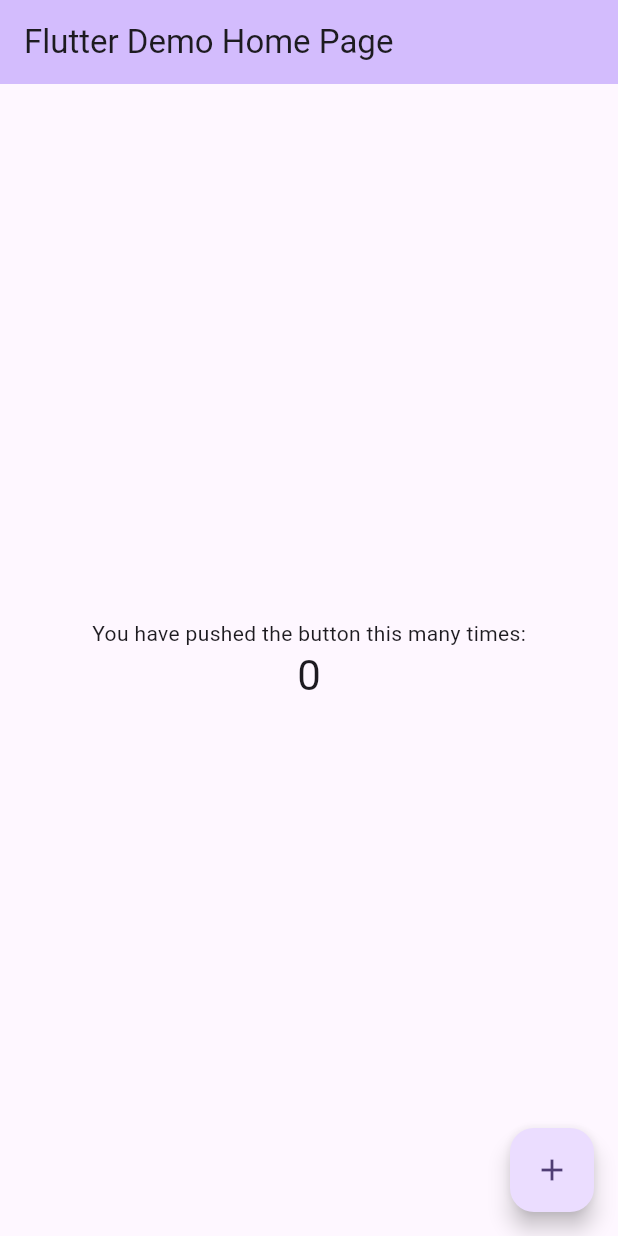
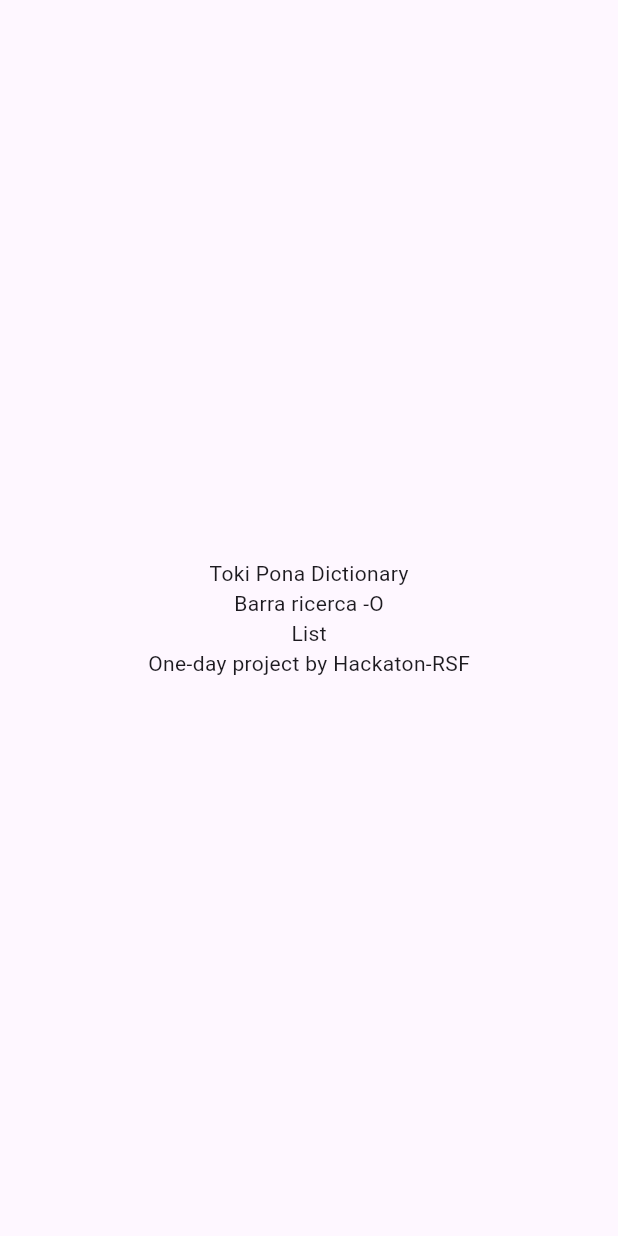
Before and after one commit to hackathon-RSF/toki-pona-dictionary, a Flutter app: the screen it shows after launch, on a phone screen of 412 x 824 dp. Run offline on Flutter 3.47's test engine with Material 3 defaults, Android fonts, the light colour scheme and no system bars.

Commit message:
chore: Commented stuff

```diff
--- a/lib/main.dart
+++ b/lib/main.dart
@@ -30,7 +30,7 @@
         // tested with just a hot reload.
         colorScheme: ColorScheme.fromSeed(seedColor: Colors.deepPurple),
       ),
-      home: const MyHomePage(title: 'Flutter Demo Home Page'),
+      home: const MyHomePage(title: 'Flutter Demo Home Page BObi'),
     );
   }
 }
@@ -76,15 +76,15 @@
     // fast, so that you can just rebuild anything that needs updating rather
     // than having to individually change instances of widgets.
     return Scaffold(
-      appBar: AppBar(
-        // TRY THIS: Try changing the color here to a specific color (to
-        // Colors.amber, perhaps?) and trigger a hot reload to see the AppBar
-        // change color while the other colors stay the same.
-        backgroundColor: Theme.of(context).colorScheme.inversePrimary,
-        // Here we take the value from the MyHomePage object that was created by
-        // the App.build method, and use it to set our appbar title.
-        title: Text(widget.title),
-      ),
+      // appBar: AppBar(
+      //   // TRY THIS: Try changing the color here to a specific color (to
+      //   // Colors.amber, perhaps?) and trigger a hot reload to see the AppBar
+      //   // change color while the other colors stay the same.
+      //   backgroundColor: Theme.of(context).colorScheme.inversePrimary,
+      //   // Here we take the value from the MyHomePage object that was created by
+      //   // the App.build method, and use it to set our appbar title.
+      //   title: Text(widget.title),
+      // ),
       body: Center(
         // Center is a layout widget. It takes a single child and positions it
         // in the middle of the parent.
@@ -104,19 +104,22 @@
           // wireframe for each widget.
           mainAxisAlignment: MainAxisAlignment.center,
           children: <Widget>[
-            const Text('You have pushed the button this many times:'),
-            Text(
-              '$_counter',
-              style: Theme.of(context).textTheme.headlineMedium,
-            ),
+            const Text('Toki Pona Dictionary'),
+            const Text('Barra ricerca -O'),
+            const Text('List'),
+            const Text('One-day project by Hackaton-RSF'),
+            // Text(
+            //   '$_counter',
+            //   style: Theme.of(context).textTheme.headlineMedium,
+            // ),
           ],
         ),
       ),
-      floatingActionButton: FloatingActionButton(
-        onPressed: _incrementCounter,
-        tooltip: 'Increment',
-        child: const Icon(Icons.add),
-      ), // This trailing comma makes auto-formatting nicer for build methods.
+      // floatingActionButton: FloatingActionButton(
+      //   onPressed: _incrementCounter,
+      //   tooltip: 'Increment',
+      //   child: const Icon(Icons.add),
+      // ), // This trailing comma makes auto-formatting nicer for build methods.
     );
   }
 }
```
